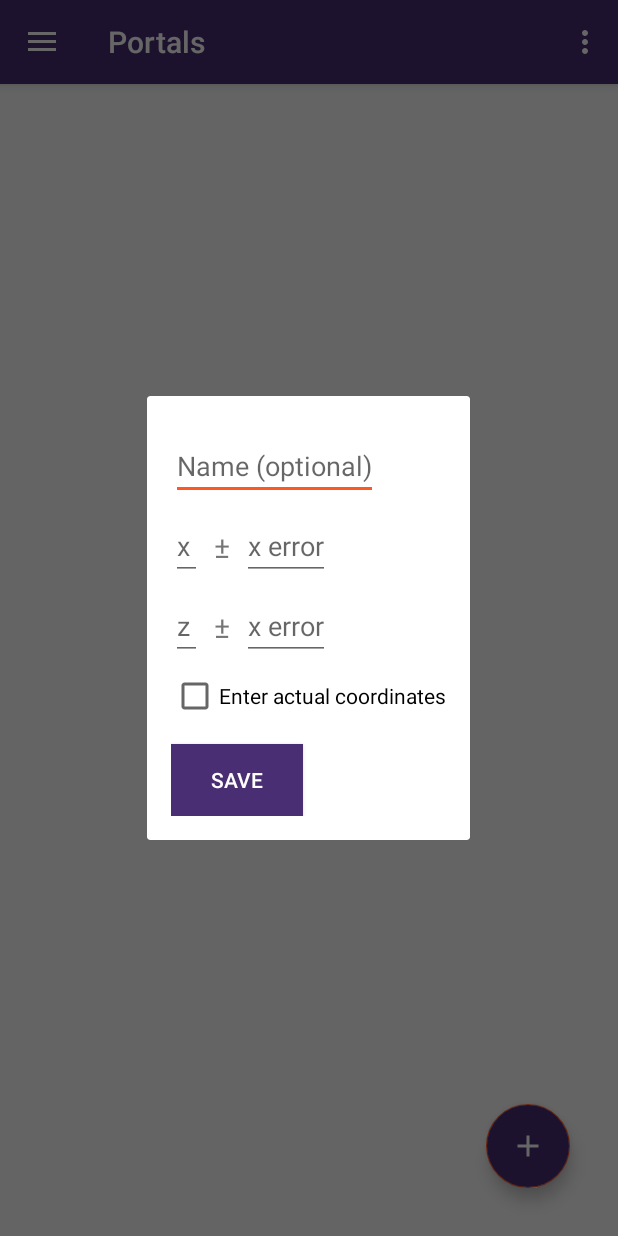
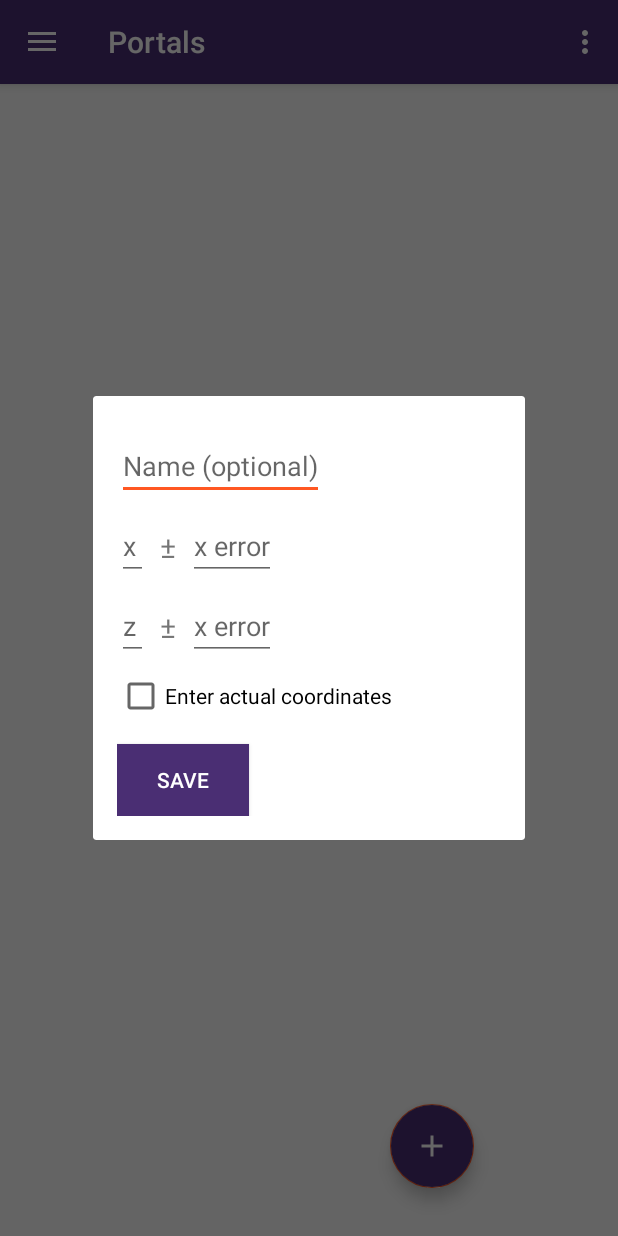
Before and after one commit to yogg-soggot/end_portal_finder, an Android app: the PortalsFragment screen opened through its navigation route, after a tap on an icon or button, on a phone screen of 412 x 824 dp. Run offline under Robolectric (Android 15) with nearby library versions, the phone set to English and light mode, and no system bars; our stand-ins replace Dagger/Hilt's generated code, Room's generated code, navigation-ui; Roboto replaces fonts that are not available here.

Commit message:
Adjusted layout

```diff
--- a/app/src/main/res/layout/activity_main.xml
+++ b/app/src/main/res/layout/activity_main.xml
@@ -1,5 +1,6 @@
 <?xml version="1.0" encoding="utf-8"?>
-<androidx.drawerlayout.widget.DrawerLayout xmlns:android="http://schemas.android.com/apk/res/android"
+<androidx.drawerlayout.widget.DrawerLayout
+    xmlns:android="http://schemas.android.com/apk/res/android"
     xmlns:app="http://schemas.android.com/apk/res-auto"
     xmlns:tools="http://schemas.android.com/tools"
     android:id="@+id/drawer_layout"
--- a/app/src/main/res/layout/fragment_portals.xml
+++ b/app/src/main/res/layout/fragment_portals.xml
@@ -22,7 +22,7 @@
         android:id="@+id/btn_new_portal"
         android:layout_width="wrap_content"
         android:layout_height="wrap_content"
-        android:layout_marginEnd="32dp"
+        android:layout_marginEnd="96dp"
         android:layout_marginBottom="32dp"
         android:backgroundTint="@color/colorPrimary"
         android:clickable="true"
--- a/app/src/main/res/layout/frament_edit_portal.xml
+++ b/app/src/main/res/layout/frament_edit_portal.xml
@@ -1,8 +1,10 @@
 <?xml version="1.0" encoding="utf-8"?>
-<androidx.constraintlayout.widget.ConstraintLayout xmlns:android="http://schemas.android.com/apk/res/android"
+<androidx.constraintlayout.widget.ConstraintLayout
+    xmlns:android="http://schemas.android.com/apk/res/android"
     xmlns:app="http://schemas.android.com/apk/res-auto"
     android:layout_width="match_parent"
     android:layout_height="wrap_content"
+    android:minWidth="288dp"
     android:padding="16dp">
 
     <EditText
```
